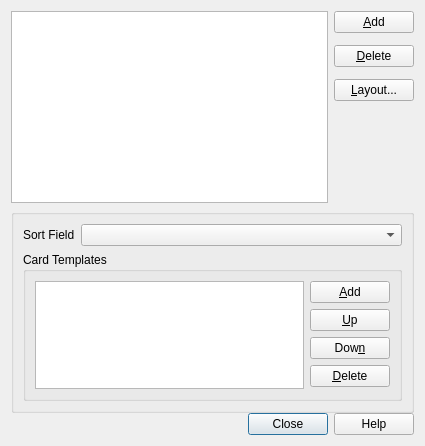
Qt form designer/models.ui (ankitects/anki) before a commit.
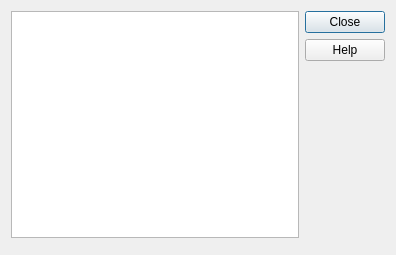
The same form after that commit. Icons and pictures are not drawn.

Commit message: split template selection into separate dialog, add manage button in card layout

What changed in the file:
```diff
--- a/designer/models.ui
+++ b/designer/models.ui
@@ -9,14 +9,14 @@
    <rect>
     <x>0</x>
     <y>0</y>
-    <width>425</width>
-    <height>446</height>
+    <width>396</width>
+    <height>255</height>
    </rect>
   </property>
   <property name="windowTitle">
    <string>Models</string>
   </property>
-  <layout class="QVBoxLayout" name="verticalLayout_5">
+  <layout class="QVBoxLayout" name="verticalLayout_5" stretch="100,0">
    <property name="spacing">
     <number>0</number>
    </property>
@@ -41,51 +41,14 @@
         <number>12</number>
        </property>
        <item>
-        <widget class="QPushButton" name="modelsAdd">
-         <property name="text">
-          <string>&amp;Add</string>
-         </property>
-         <property name="autoDefault">
-          <bool>false</bool>
-         </property>
-        </widget>
-       </item>
-       <item>
-        <widget class="QPushButton" name="modelsDelete">
-         <property name="text">
-          <string>&amp;Delete</string>
-         </property>
-         <property name="autoDefault">
-          <bool>false</bool>
-         </property>
-        </widget>
-       </item>
-       <item>
-        <widget class="QPushButton" name="modelsLayout">
-         <property name="text">
-          <string>&amp;Layout...</string>
-         </property>
-         <property name="icon">
-          <iconset resource="icons.qrc">
-           <normaloff>:/icons/layout.png</normaloff>:/icons/layout.png</iconset>
-         </property>
-         <property name="autoDefault">
-          <bool>false</bool>
-         </property>
-        </widget>
-       </item>
-       <item>
-        <spacer name="verticalSpacer_4">
+        <widget class="QDialogButtonBox" name="buttonBox">
          <property name="orientation">
           <enum>Qt::Vertical</enum>
          </property>
-         <property name="sizeHint" stdset="0">
-          <size>
-           <width>20</width>
-           <height>40</height>
-          </size>
+         <property name="standardButtons">
+          <set>QDialogButtonBox::Close|QDialogButtonBox::Help</set>
          </property>
-        </spacer>
+        </widget>
        </item>
       </layout>
      </item>
@@ -107,138 +70,6 @@
      </property>
     </spacer>
    </item>
-   <item>
-    <widget class="QGroupBox" name="groupBox">
-     <property name="sizePolicy">
-      <sizepolicy hsizetype="Preferred" vsizetype="Preferred">
-       <horstretch>0</horstretch>
-       <verstretch>10</verstretch>
-      </sizepolicy>
-     </property>
-     <property name="title">
-      <string/>
-     </property>
-     <layout class="QVBoxLayout" name="verticalLayout_2">
-      <item>
-       <layout class="QGridLayout" name="gridLayout">
-        <item row="0" column="0">
-         <widget class="QLabel" name="label">
-          <property name="text">
-           <string>Sort Field</string>
-          </property>
-         </widget>
-        </item>
-        <item row="0" column="1">
-         <widget class="QComboBox" name="sortField">
-          <property name="sizePolicy">
-           <sizepolicy hsizetype="Expanding" vsizetype="Fixed">
-            <horstretch>0</horstretch>
-            <verstretch>0</verstretch>
-           </sizepolicy>
-          </property>
-         </widget>
-        </item>
-       </layout>
-      </item>
-      <item>
-       <widget class="QGroupBox" name="groupBox_2">
-        <property name="title">
-         <string>Card Templates</string>
-        </property>
-        <layout class="QVBoxLayout" name="verticalLayout">
-         <item>
-          <layout class="QGridLayout" name="gridLayout_4">
-           <item row="0" column="0">
-            <widget class="QListWidget" name="cardList">
-             <property name="sizePolicy">
-              <sizepolicy hsizetype="Expanding" vsizetype="Preferred">
-               <horstretch>0</horstretch>
-               <verstretch>1</verstretch>
-              </sizepolicy>
-             </property>
-             <property name="minimumSize">
-              <size>
-               <width>0</width>
-               <height>60</height>
-              </size>
-             </property>
-            </widget>
-           </item>
-           <item row="0" column="1">
-            <layout class="QVBoxLayout" name="verticalLayout_4">
-             <item>
-              <widget class="QPushButton" name="cardAdd">
-               <property name="text">
-                <string>&amp;Add</string>
-               </property>
-               <property name="autoDefault">
-                <bool>false</bool>
-               </property>
-              </widget>
-             </item>
-             <item>
-              <widget class="QPushButton" name="cardUp">
-               <property name="text">
-                <string>&amp;Up</string>
-               </property>
-               <property name="autoDefault">
-                <bool>false</bool>
-               </property>
-              </widget>
-             </item>
-             <item>
-              <widget class="QPushButton" name="cardDown">
-               <property name="text">
-                <string>Dow&amp;n</string>
-               </property>
-               <property name="autoDefault">
-                <bool>false</bool>
-               </property>
-              </widget>
-             </item>
-             <item>
-              <widget class="QPushButton" name="cardDelete">
-               <property name="text">
-                <string>&amp;Delete</string>
-               </property>
-               <property name="autoDefault">
-                <bool>false</bool>
-               </property>
-              </widget>
-             </item>
-             <item>
-              <spacer name="verticalSpacer_3">
-               <property name="orientation">
-                <enum>Qt::Vertical</enum>
-               </property>
-               <property name="sizeHint" stdset="0">
-                <size>
-                 <width>20</width>
-                 <height>40</height>
-                </size>
-               </property>
-              </spacer>
-             </item>
-            </layout>
-           </item>
-          </layout>
-         </item>
-        </layout>
-       </widget>
-      </item>
-     </layout>
-    </widget>
-   </item>
-   <item>
-    <widget class="QDialogButtonBox" name="buttonBox">
-     <property name="orientation">
-      <enum>Qt::Horizontal</enum>
-     </property>
-     <property name="standardButtons">
-      <set>QDialogButtonBox::Close|QDialogButtonBox::Help</set>
-     </property>
-    </widget>
-   </item>
   </layout>
  </widget>
  <tabstops>
```
Left out of the diff: 10 changed lines with no effect on the pictures. The commit also changes 8 other files.
